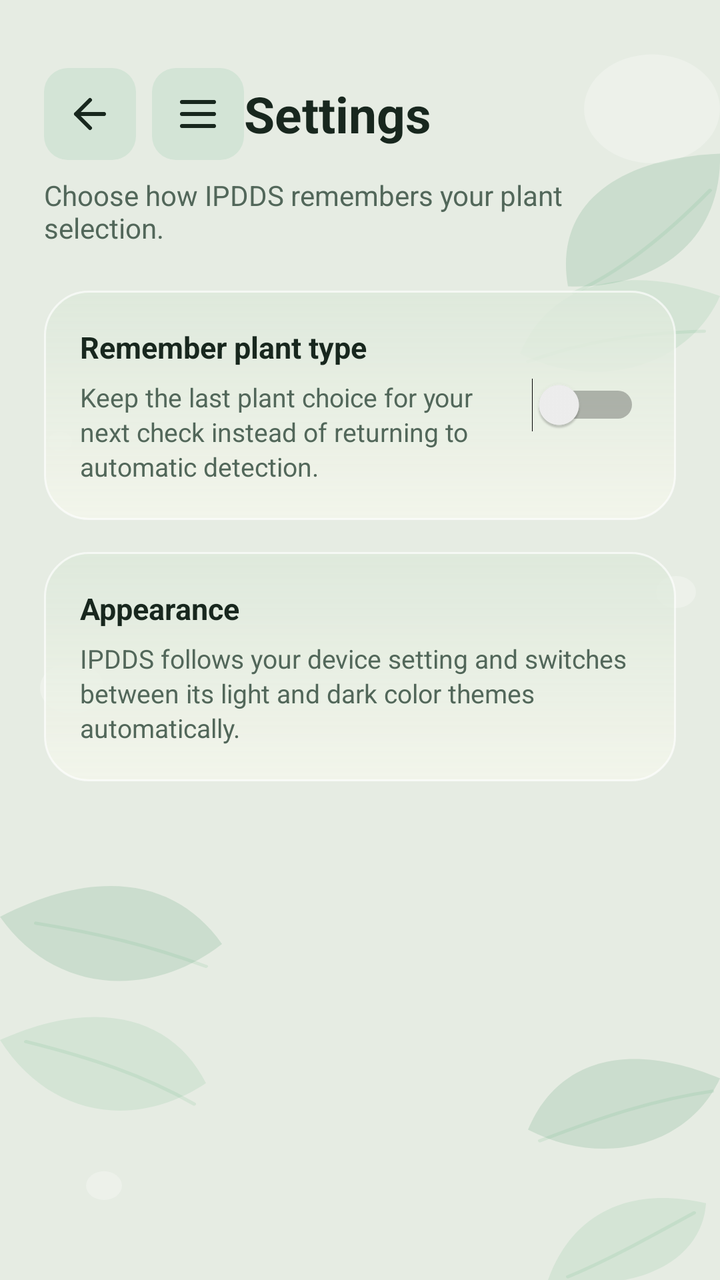
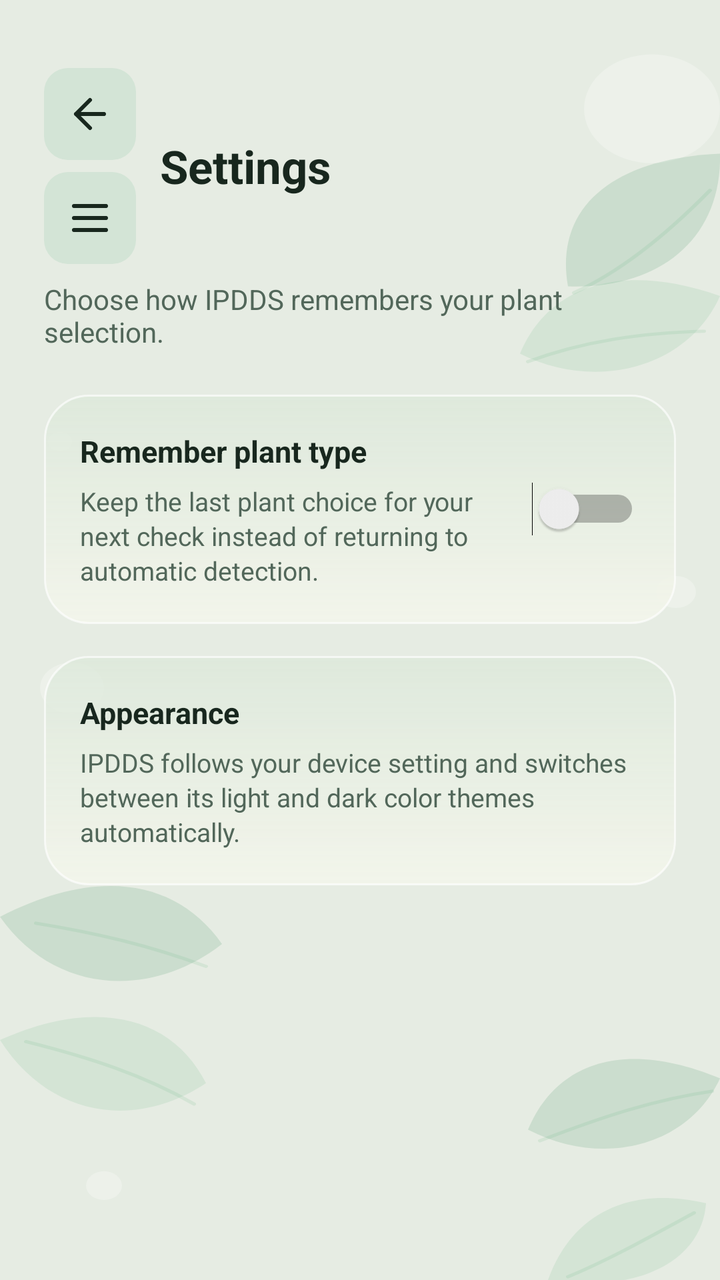

Two renders of the same Android screen: before a commit and after it. Below are the layout's source before the change and the commit's diff.
<!-- AndroidManifest.xml: application theme AppTheme -->
<!-- res/layout/page_settings.xml -->
<ScrollView xmlns:android="http://schemas.android.com/apk/res/android"
    android:layout_width="match_parent"
    android:layout_height="match_parent"
    android:background="@drawable/plant_wallpaper"
    android:clipToPadding="false"
    android:fillViewport="true">

    <LinearLayout
        android:layout_width="match_parent"
        android:layout_height="wrap_content"
        android:orientation="vertical"
        android:paddingStart="22dp"
        android:paddingTop="34dp"
        android:paddingEnd="22dp"
        android:paddingBottom="28dp">

        <LinearLayout
            android:layout_width="match_parent"
            android:layout_height="wrap_content"
            android:gravity="center_vertical"
            android:orientation="horizontal">

            <ImageButton
                android:id="@+id/settings_back"
                android:layout_width="46dp"
                android:layout_height="46dp"
                android:background="@drawable/crop_hint_badge"
                android:contentDescription="@string/back_previous_page"
                android:padding="11dp"
                android:src="@drawable/ic_back"
                android:tint="@color/text_primary" />

            <ImageButton
                android:id="@+id/settings_open_drawer"
                android:layout_width="46dp"
                android:layout_height="46dp"
                android:layout_marginStart="8dp"
                android:background="@drawable/crop_hint_badge"
                android:contentDescription="@string/open_navigation"
                android:padding="11dp"
                android:src="@drawable/ic_menu"
                android:tint="@color/text_primary" />

            <TextView
                android:layout_width="0dp"
                android:layout_height="wrap_content"
                android:layout_weight="1"
                android:text="@string/settings_title"
                android:textColor="@color/text_primary"
                android:textSize="25sp"
                android:textStyle="bold" />
        </LinearLayout>

        <TextView
            android:layout_width="match_parent"
            android:layout_height="wrap_content"
            android:layout_marginTop="8dp"
            android:text="@string/settings_intro"
            android:textColor="@color/text_secondary"
            android:textSize="14sp" />

        <LinearLayout
            android:layout_width="match_parent"
            android:layout_height="wrap_content"
            android:layout_marginTop="22dp"
            android:background="@drawable/result_panel"
            android:gravity="center_vertical"
            android:orientation="horizontal"
            android:padding="18dp">

                <LinearLayout
                    android:layout_width="0dp"
                    android:layout_height="wrap_content"
                    android:layout_weight="1"
                    android:orientation="vertical"
                    android:paddingStart="0dp"
                    android:paddingEnd="12dp">

                    <TextView
                        android:layout_width="match_parent"
                        android:layout_height="wrap_content"
                        android:text="@string/remember_plant_title"
                        android:textColor="@color/text_primary"
                        android:textSize="15sp"
                        android:textStyle="bold" />

                    <TextView
                        android:layout_width="match_parent"
                        android:layout_height="wrap_content"
                        android:layout_marginTop="6dp"
                        android:lineSpacingExtra="2dp"
                        android:text="@string/remember_plant_description"
                        android:textColor="@color/text_secondary"
                        android:textSize="13sp" />
                </LinearLayout>

                <Switch
                    android:id="@+id/remember_plant_selection"
                    android:layout_width="wrap_content"
                    android:layout_height="wrap_content"
                    android:contentDescription="@string/remember_plant_title"
                    android:showText="false" />
        </LinearLayout>

        <LinearLayout
            android:layout_width="match_parent"
            android:layout_height="wrap_content"
            android:layout_marginTop="16dp"
            android:background="@drawable/result_panel"
            android:orientation="vertical"
            android:padding="18dp">

            <TextView
                android:layout_width="match_parent"
                android:layout_height="wrap_content"
                android:text="@string/appearance_title"
                android:textColor="@color/text_primary"
                android:textSize="15sp"
                android:textStyle="bold" />

            <TextView
                android:layout_width="match_parent"
                android:layout_height="wrap_content"
                android:layout_marginTop="6dp"
                android:lineSpacingExtra="2dp"
                android:text="@string/appearance_description"
                android:textColor="@color/text_secondary"
                android:textSize="13sp" />
        </LinearLayout>
    </LinearLayout>
</ScrollView>
<!-- resources referenced by this layout -->
<resources>
  <color name="text_primary">#18271E</color>
  <color name="text_secondary">#52675A</color>
  <!-- drawable crop_hint_badge (drawable) -->
  <shape xmlns:android="http://schemas.android.com/apk/res/android">
      <solid android:color="@color/surface_secondary" />
      <corners android:radius="12dp" />
  </shape>
  <!-- drawable ic_back (drawable) -->
  <vector xmlns:android="http://schemas.android.com/apk/res/android"
      android:width="24dp"
      android:height="24dp"
      android:viewportWidth="24"
      android:viewportHeight="24">
      <path
          android:fillColor="@android:color/transparent"
          android:pathData="M19,12 L5,12 M5,12 L12,5 M5,12 L12,19"
          android:strokeColor="#FFFFFFFF"
          android:strokeLineCap="round"
          android:strokeLineJoin="round"
          android:strokeWidth="2" />
  </vector>
  <!-- drawable ic_menu (drawable) -->
  <vector xmlns:android="http://schemas.android.com/apk/res/android"
      android:width="24dp"
      android:height="24dp"
      android:viewportWidth="24"
      android:viewportHeight="24">
      <path
          android:fillColor="@android:color/transparent"
          android:pathData="M4,6 L20,6 M4,12 L20,12 M4,18 L20,18"
          android:strokeColor="#FFFFFFFF"
          android:strokeLineCap="round"
          android:strokeWidth="2" />
  </vector>
  <!-- drawable plant_wallpaper: vector/xml drawable (drawable, 2156 chars, omitted) -->
  <!-- drawable result_panel (drawable) -->
  <shape xmlns:android="http://schemas.android.com/apk/res/android">
      <gradient
          android:angle="90"
          android:endColor="@color/glass_surface_bottom"
          android:startColor="@color/glass_surface_top" />
      <corners android:radius="22dp" />
      <stroke
          android:width="1dp"
          android:color="@color/glass_border" />
  </shape>
  <string name="appearance_description">IPDDS follows your device setting and switches between its light and dark color themes automatically.</string>
  <string name="appearance_title">Appearance</string>
  <string name="back_previous_page">Back to previous page</string>
  <string name="open_navigation">Open navigation menu</string>
  <string name="remember_plant_description">Keep the last plant choice for your next check instead of returning to automatic detection.</string>
  <string name="remember_plant_title">Remember plant type</string>
  <string name="settings_intro">Choose how IPDDS remembers your plant selection.</string>
  <string name="settings_title">Settings</string>
  <style name="AppTheme" parent="android:style/Theme.Material.Light.NoActionBar">
          <item name="android:fontFamily">sans-serif</item>
          <item name="android:colorAccent">@color/color_accent</item>
          <item name="android:statusBarColor">@color/screen_background</item>
          <item name="android:navigationBarColor">@color/screen_background</item>
          <item name="android:windowLightStatusBar">true</item>
          <item name="android:windowActionModeOverlay">true</item>
          <item name="android:windowBackground">@color/screen_background</item>
      </style>
  <color name="surface_secondary">#D3E4D6</color>
  <color name="glass_surface_bottom">#CFDCE8DA</color>
  <color name="glass_surface_top">#EAF3F5EB</color>
  <color name="glass_border">#A8FFFFFF</color>
  <color name="color_accent">#4B8F5B</color>
  <color name="screen_background">#E6ECE3</color>
</resources>

<!-- the commit's change to res/layout/page_settings.xml (unified diff, before → after) -->
@@ -20,26 +20,32 @@
             android:gravity="center_vertical"
             android:orientation="horizontal">
 
-            <ImageButton
-                android:id="@+id/settings_back"
+            <LinearLayout
                 android:layout_width="46dp"
-                android:layout_height="46dp"
-                android:background="@drawable/crop_hint_badge"
-                android:contentDescription="@string/back_previous_page"
-                android:padding="11dp"
-                android:src="@drawable/ic_back"
-                android:tint="@color/text_primary" />
+                android:layout_height="wrap_content"
+                android:orientation="vertical">
 
-            <ImageButton
-                android:id="@+id/settings_open_drawer"
-                android:layout_width="46dp"
-                android:layout_height="46dp"
-                android:layout_marginStart="8dp"
-                android:background="@drawable/crop_hint_badge"
-                android:contentDescription="@string/open_navigation"
-                android:padding="11dp"
-                android:src="@drawable/ic_menu"
-                android:tint="@color/text_primary" />
+                <ImageButton
+                    android:id="@+id/settings_back"
+                    android:layout_width="46dp"
+                    android:layout_height="46dp"
+                    android:background="@drawable/crop_hint_badge"
+                    android:contentDescription="@string/back_previous_page"
+                    android:padding="11dp"
+                    android:src="@drawable/ic_back"
+                    android:tint="@color/text_primary" />
+
+                <ImageButton
+                    android:id="@+id/settings_open_drawer"
+                    android:layout_width="46dp"
+                    android:layout_height="46dp"
+                    android:layout_marginTop="6dp"
+                    android:background="@drawable/crop_hint_badge"
+                    android:contentDescription="@string/open_navigation"
+                    android:padding="11dp"
+                    android:src="@drawable/ic_menu"
+                    android:tint="@color/text_primary" />
+            </LinearLayout>
 
             <TextView
                 android:layout_width="0dp"
@@ -47,7 +53,9 @@
                 android:layout_weight="1"
                 android:text="@string/settings_title"
                 android:textColor="@color/text_primary"
-                android:textSize="25sp"
+                android:textSize="23sp"
+                android:paddingStart="12dp"
+                android:paddingEnd="0dp"
                 android:textStyle="bold" />
         </LinearLayout>
 
